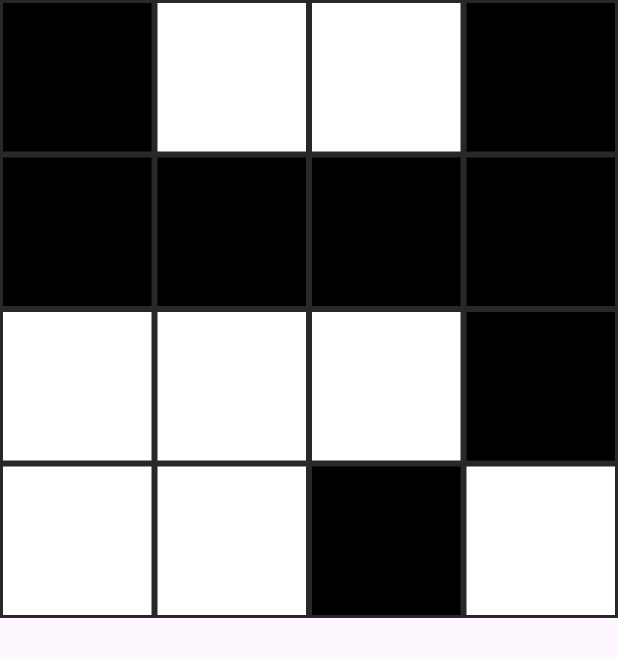
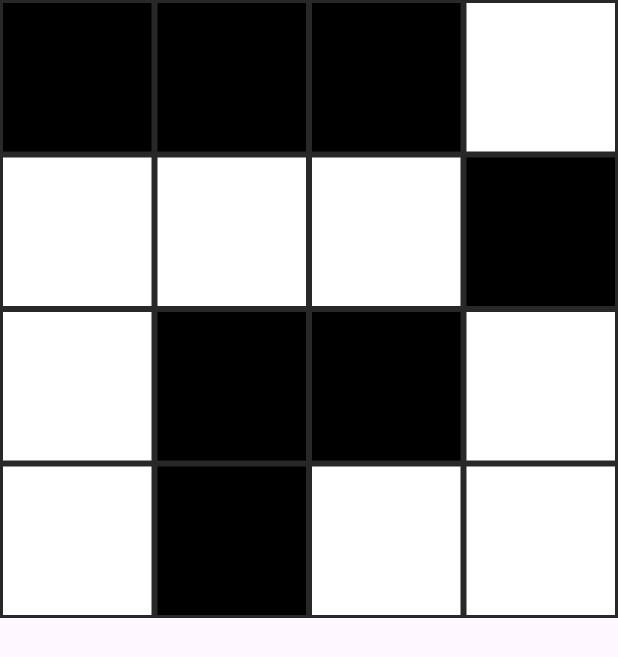
Before and after one commit to PUTENCHIK/mobile_development, an Android app: the screen it shows after launch (MainActivity), on a phone screen of 412 x 824 dp. Shown: the top 657 px of the screen. Run offline under Robolectric (Android 15) with nearby library versions, the phone set to English and light mode, and no system bars.

Commit message:
Completed task ColorTiles

```diff
--- a/android_apps/ColorTiles/app/src/main/java/com/example/colortiles/TilesView.kt
+++ b/android_apps/ColorTiles/app/src/main/java/com/example/colortiles/TilesView.kt
@@ -6,32 +6,40 @@ import android.graphics.Color
 import android.graphics.Paint
 import android.view.MotionEvent
 import android.view.View
-import androidx.core.view.setPadding
+import android.widget.Toast
 import kotlin.random.Random
-import kotlin.random.nextUInt
+
 
 class TilesView(context: Context): View(context) {
-    // onDraw
-    // onTouch
     private var h: Float = 1000f
     private var w: Float = 1000f
     private val n: Int = 4
+    private val margin: Int = 50
     private val padding: Int = 3
     private val paint = Paint()
     private val gridPaint = Paint()
+
+    private val matrix: Array<BooleanArray> = Array(n){ BooleanArray(n){ false } }
 
     override fun onLayout(changed: Boolean, left: Int, top: Int, right: Int, bottom: Int) {
         super.onLayout(changed, left, top, right, bottom)
         h = (bottom - top).toFloat()
         w = (right - left).toFloat()
         gridPaint.color = Color.rgb(40, 40, 40)
+
+        for (i in 0..n-1) {
+            for (j in 0..n-1) {
+                matrix[i][j] = getRandomState()
+            }
+        }
     }
 
-    fun getRandomColor(): Int {
-        return if (Random.nextInt(0, 2) == 0)
-                    Color.BLACK
-                else
-                    Color.WHITE
+    fun getRandomState(): Boolean {
+        return Random.nextBoolean()
+    }
+
+    fun getRandomColor(state: Boolean): Int {
+        return if (state) Color.WHITE else Color.BLACK
     }
 
     override fun onDraw(canvas: Canvas) {
@@ -40,19 +48,56 @@ class TilesView(context: Context): View(context) {
 
         for (i in 0..n-1) {
             for (j in 0..n-1) {
-                paint.color = getRandomColor()
+                paint.color = getRandomColor(matrix[i][j])
                 canvas.drawRect(
-                    j * w/n + if (j == 0) padding else padding,
-                    i * w/n + if (i == 0) padding else padding,
-                    (j+1) * w/n - if (j == n-1) padding else padding,
-                    (i+1) * w/n - if (i == n-1) padding else padding,
+                    j * w/n + padding,
+                    i * w/n + padding,
+                    (j+1) * w/n - padding,
+                    (i+1) * w/n - padding,
                     paint)
             }
         }
     }
 
+    fun invertRow(index: Int, except: Int) {
+        for (j in 0..n-1) {
+            if (j != except) {
+                matrix[index][j] = !matrix[index][j]
+            }
+        }
+    }
+
+    fun invertColumn(index: Int, except: Int) {
+        for (i in 0..n-1) {
+            if (i != except) {
+                matrix[i][index] = !matrix[i][index]
+            }
+        }
+    }
+
+    fun checkGameOver() {
+        val value: Boolean = matrix[0][0]
+        for (i in 0..n-1) {
+            for (j in 0..n-1) {
+                if (matrix[i][j] != value)
+                    return
+            }
+        }
+        val toast: Toast = Toast.makeText(context, "Game Over!", Toast.LENGTH_LONG)
+        toast.show()
+    }
+
     override fun onTouchEvent(event: MotionEvent?): Boolean {
-        event?.x
+        val i: Int = (event?.y!! / w * n).toInt()
+        val j: Int = (event.x / w * n).toInt()
+
+        if (i < n && j < n) {
+            matrix[i][j] = !matrix[i][j]
+            invertRow(i, j)
+            invertColumn(j, i)
+            invalidate()
+        }
+        checkGameOver()
 
         return super.onTouchEvent(event)
     }
```
Also changed, not shown: 4 other files.
